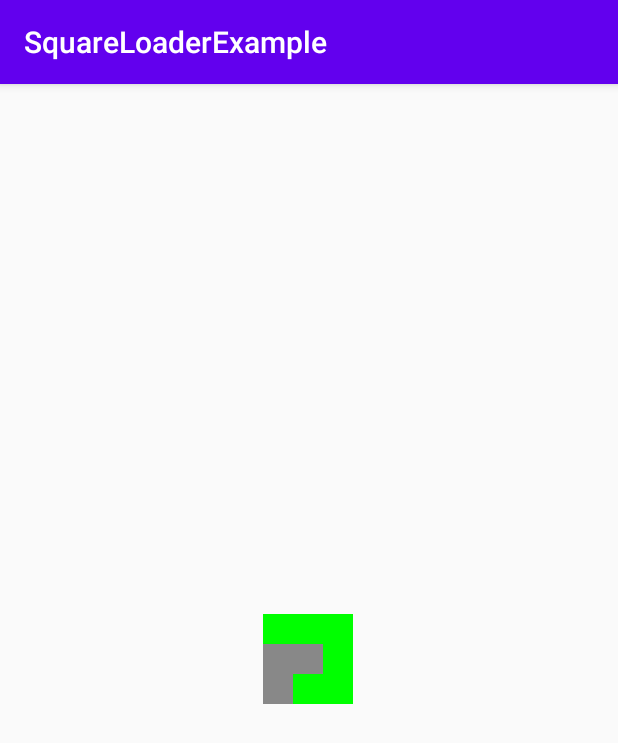
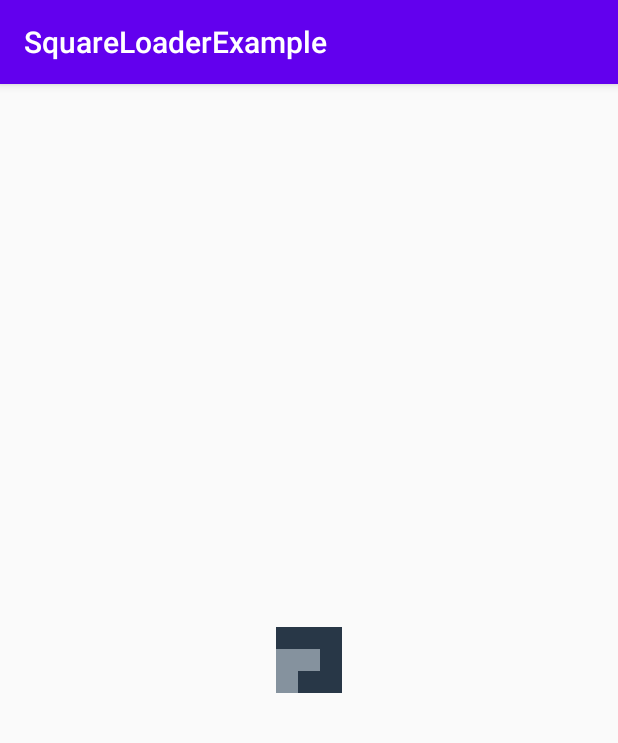
Before and after one commit to r-yevchuk/SquareLoader, an Android app: the screen it shows after launch (MainActivity), on a phone screen of 412 x 824 dp. Shown: the top 743 px of the screen. Run offline under Robolectric (Android 15) with nearby library versions, the phone set to English and light mode, and no system bars.

Commit message:
Version 0.9

```diff
--- a/app/src/main/java/com/example/squareloader/MainActivity.java
+++ b/app/src/main/java/com/example/squareloader/MainActivity.java
@@ -2,8 +2,10 @@ package com.example.squareloader;
 
 import androidx.appcompat.app.AppCompatActivity;
 import android.os.Bundle;
+import com.squareloader.Config;
 import com.squareloader.SquareLoader;
 import com.squareloader.utils.Size;
+import com.squareloader.utils.Utils;
 
 public class MainActivity extends AppCompatActivity {
 
@@ -13,7 +15,10 @@ public class MainActivity extends AppCompatActivity {
         setContentView(R.layout.activity_main);
 
         SquareLoader squareLoader = findViewById(R.id.squareLoader);
-        squareLoader.setLoaderSize(Size.BIG);
+        squareLoader.setLoaderSize(Size.NORMAL);
+        squareLoader.setPrimaryColor("#283747");
+        squareLoader.setSecondaryColor("#85929E");
+
         squareLoader.start();
 
     }
--- a/squareloader/src/main/java/com/squareloader/Config.java
+++ b/squareloader/src/main/java/com/squareloader/Config.java
@@ -4,20 +4,53 @@ import android.graphics.Color;
 import com.squareloader.utils.Size;
 import com.squareloader.utils.Utils;
 
-public class Config {
-    public static int primaryColor = Color.GREEN;
-    public static int secondaryColor = Color.GRAY;
+public final class Config {
     public static final int animationSpeed = 200;
+    private static Config instance;
+    private int squareSize;
+    private int squareMargin;
+    private int primaryColor;
+    private int secondaryColor;
 
-    int squareSize;
-    int squareMargin;
-
-    public Config(){
+    private Config() {
         setSize(Size.NORMAL);
+        setPrimaryColor("#239B56");
+        setSecondaryColor("#82E0AA");
     }
 
-    public void setSize(Size size){
-        switch (size){
+    public static Config getInstance() {
+        if (instance == null) {
+            instance = new Config();
+        }
+        return instance;
+    }
+
+    public int getSquareSize() {
+        return squareSize;
+    }
+
+    public int getSquareMargin() {
+        return squareMargin;
+    }
+
+    public int getPrimaryColor() {
+        return primaryColor;
+    }
+
+    public void setPrimaryColor(String primaryColor) {
+        this.primaryColor = Color.parseColor(primaryColor);
+    }
+
+    public int getSecondaryColor() {
+        return secondaryColor;
+    }
+
+    public void setSecondaryColor(String secondaryColor) {
+        this.secondaryColor = Color.parseColor(secondaryColor);
+    }
+
+    public void setSize(Size size) {
+        switch (size) {
             case SMALL:
                 squareSize = Utils.dpToPx(10);
                 squareMargin = Utils.dpToPx(1);
--- a/squareloader/src/main/java/com/squareloader/SquareLoader.java
+++ b/squareloader/src/main/java/com/squareloader/SquareLoader.java
@@ -3,7 +3,9 @@ package com.squareloader;
 import android.content.Context;
 import android.util.AttributeSet;
 import android.view.ViewGroup;
-import android.widget.*;
+import android.widget.ImageView;
+import android.widget.LinearLayout;
+import android.widget.RelativeLayout;
 import androidx.annotation.Nullable;
 import com.squareloader.anim.Animation;
 import com.squareloader.anim.SpiralAnimation;
@@ -11,8 +13,8 @@ import com.squareloader.utils.Size;
 
 public class SquareLoader extends LinearLayout {
     private final Context context;
+    private final ImageView[] ivs = new ImageView[9];
     private Config config;
-    private final ImageView[] ivs = new ImageView[9];
 
     public SquareLoader(Context context) {
         super(context);
@@ -33,19 +35,21 @@ public class SquareLoader extends LinearLayout {
     }
 
     private void init() {
-        config = new Config();
+        config = Config.getInstance();
         setLayoutParams(new RelativeLayout.LayoutParams(
                 ViewGroup.LayoutParams.WRAP_CONTENT,
                 ViewGroup.LayoutParams.WRAP_CONTENT));
         setOrientation(LinearLayout.VERTICAL);
-
     }
 
-    private void createImageViews(){
-        setPadding(0,0, config.squareMargin, config.squareMargin);
+    private void createImageViews() {
+        int margin = config.getSquareMargin();
+        int squareSize = config.getSquareSize();
+
+        setPadding(0, 0, margin, margin);
         RelativeLayout.LayoutParams rowParams = new RelativeLayout.LayoutParams(
-                ViewGroup.LayoutParams.MATCH_PARENT, config.squareSize);
-        rowParams.setMargins(0, config.squareMargin, 0, 0);
+                ViewGroup.LayoutParams.MATCH_PARENT, squareSize);
+        rowParams.setMargins(0, margin, 0, 0);
         int tag = 0;
 
         for (int i = 0; i < 3; i++) {
@@ -55,10 +59,10 @@ public class SquareLoader extends LinearLayout {
             for (int j = 0; j < 3; j++) {
                 ivs[tag] = new ImageView(context);
                 RelativeLayout.LayoutParams params = new RelativeLayout.LayoutParams(
-                        config.squareSize, config.squareSize);
-                params.setMargins(config.squareMargin, 0, 0, 0);
+                        squareSize, squareSize);
+                params.setMargins(margin, 0, 0, 0);
                 ivs[tag].setLayoutParams(params);
-                ivs[tag].setBackgroundColor(Config.primaryColor);
+                ivs[tag].setBackgroundColor(config.getPrimaryColor());
                 ll.addView(ivs[tag]);
                 tag++;
             }
@@ -68,11 +72,19 @@ public class SquareLoader extends LinearLayout {
 
     public void start() {
         createImageViews();
-        Animation animation = new SpiralAnimation(ivs);
+        Animation animation = new SpiralAnimation(ivs, config);
         animation.start();
     }
 
-    public void setLoaderSize(Size size){
+    public void setLoaderSize(Size size) {
         config.setSize(size);
     }
+
+    public void setPrimaryColor(String primaryColor) {
+        config.setPrimaryColor(primaryColor);
+    }
+
+    public void setSecondaryColor(String secondaryColor) {
+        config.setSecondaryColor(secondaryColor);
+    }
 }
--- a/squareloader/src/main/java/com/squareloader/anim/Animation.java
+++ b/squareloader/src/main/java/com/squareloader/anim/Animation.java
@@ -3,7 +3,7 @@ package com.squareloader.anim;
 import android.widget.ImageView;
 
 public abstract class Animation {
-    public ImageView[] ivs;
+    protected ImageView[] ivs;
 
     Animation(ImageView[] ivs) {
         this.ivs = ivs;
--- a/squareloader/src/main/java/com/squareloader/anim/SpiralAnimation.java
+++ b/squareloader/src/main/java/com/squareloader/anim/SpiralAnimation.java
@@ -7,37 +7,36 @@ import java.util.Arrays;
 import java.util.Timer;
 import java.util.TimerTask;
 
-import static com.squareloader.Config.primaryColor;
-import static com.squareloader.Config.secondaryColor;
-
 
 public class SpiralAnimation extends Animation {
     private final int[] path = {0, 1, 2, 5, 8, 7, 6, 3, 4};
+    private final Config config;
     private int count = 0;
     private int pass = 1;
 
     private int currentColor;
 
-    public SpiralAnimation(ImageView[] ivs) {
+    public SpiralAnimation(ImageView[] ivs, Config config) {
         super(ivs);
+        this.config = config;
     }
 
     @Override
     public void start() {
-        currentColor = secondaryColor;
+        currentColor = config.getSecondaryColor();
         if (!Arrays.asList(ivs).contains(null)) {
             new Timer().scheduleAtFixedRate(new TimerTask() {
                 @Override
                 public void run() {
                     if (pass > 2) {
-                        currentColor = secondaryColor;
+                        currentColor = config.getSecondaryColor();
                         pass = 1;
                         count = 0;
                     }
                     if (count > path.length - 1) {
                         count = 0;
                         pass++;
-                        currentColor = primaryColor;
+                        currentColor = config.getPrimaryColor();
                     }
                     int id = path[count++];
                     ivs[id].setBackgroundColor(currentColor);
--- a/squareloader/src/main/java/com/squareloader/utils/Size.java
+++ b/squareloader/src/main/java/com/squareloader/utils/Size.java
@@ -3,5 +3,5 @@ package com.squareloader.utils;
 public enum Size {
     BIG,
     NORMAL,
-    SMALL;
+    SMALL
 }
```
